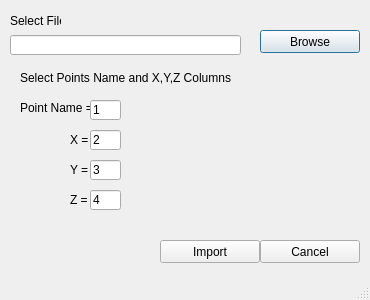
HakanSeven12/FreeCAD-Geomatic-Workbench, file Resources/UI/ImportPointFile.ui: the form before one commit.
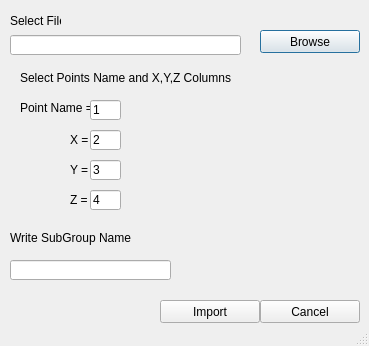
The form after the commit.

Commit message: SubGroup ui part

```diff
--- a/Resources/UI/ImportPointFile.ui
+++ b/Resources/UI/ImportPointFile.ui
@@ -6,8 +6,8 @@
    <rect>
     <x>0</x>
     <y>0</y>
-    <width>370</width>
-    <height>300</height>
+    <width>369</width>
+    <height>346</height>
    </rect>
   </property>
   <property name="windowTitle">
@@ -173,7 +173,7 @@
    <property name="geometry">
     <rect>
      <x>160</x>
-     <y>240</y>
+     <y>300</y>
      <width>100</width>
      <height>23</height>
     </rect>
@@ -186,7 +186,7 @@
    <property name="geometry">
     <rect>
      <x>260</x>
-     <y>240</y>
+     <y>300</y>
      <width>100</width>
      <height>23</height>
     </rect>
@@ -195,6 +195,29 @@
     <string>Cancel</string>
    </property>
   </widget>
+  <widget class="QLineEdit" name="SubGroupNameLE">
+   <property name="geometry">
+    <rect>
+     <x>10</x>
+     <y>260</y>
+     <width>161</width>
+     <height>20</height>
+    </rect>
+   </property>
+  </widget>
+  <widget class="QLabel" name="ExplanationL2">
+   <property name="geometry">
+    <rect>
+     <x>10</x>
+     <y>230</y>
+     <width>121</width>
+     <height>16</height>
+    </rect>
+   </property>
+   <property name="text">
+    <string>Write SubGroup Name</string>
+   </property>
+  </widget>
  </widget>
  <resources/>
  <connections/>
```
